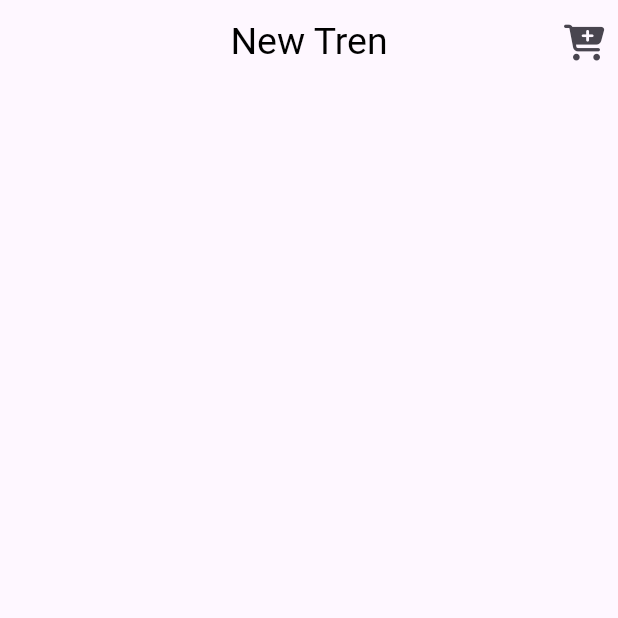
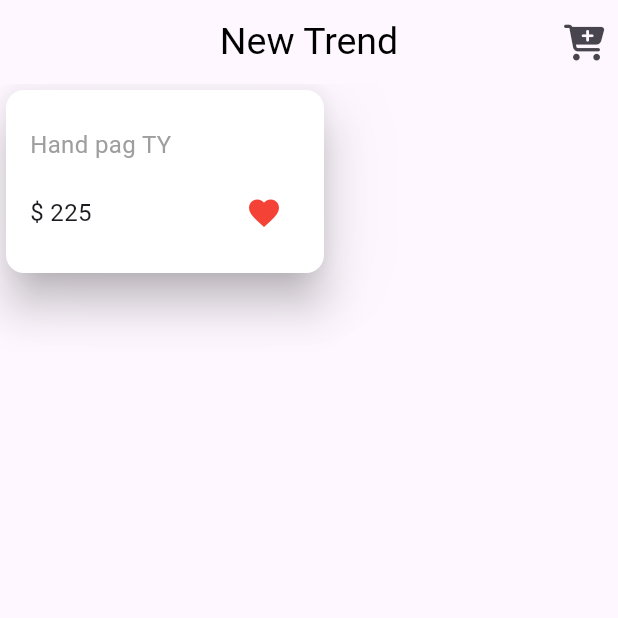
Before and after one commit to Mahmoud-Adel-Ali/Store-App, a Flutter app: the screen it shows after launch, on a phone screen of 412 x 824 dp, the top half of it. Run offline on Flutter 3.47's test engine with Material 3 defaults, Android fonts, the phone set to English and light mode, and no system bars; our stand-ins replace font_awesome_flutter.

Commit message:
product card

```diff
--- a/lib/screens/home_page.dart
+++ b/lib/screens/home_page.dart
@@ -1,4 +1,7 @@
+// ignore_for_file: prefer_const_constructors, prefer_const_literals_to_create_immutables
+
 import 'package:flutter/material.dart';
+import 'package:flutter/widgets.dart';
 import 'package:font_awesome_flutter/font_awesome_flutter.dart';
 
 class HomePage extends StatelessWidget {
@@ -11,7 +14,7 @@ class HomePage extends StatelessWidget {
           centerTitle: true,
           elevation: 0,
           title: const Text(
-            "New Tren",
+            "New Trend",
             style: TextStyle(
               color: Colors.black,
               fontSize: 25,
@@ -19,10 +22,65 @@ class HomePage extends StatelessWidget {
           ),
           actions: [
             IconButton(
-              icon:const Icon(FontAwesomeIcons.cartPlus),
+              icon: const Icon(FontAwesomeIcons.cartPlus),
               onPressed: () {},
             ),
           ]),
+      body: Column(
+        children: [
+          Container(
+            height: 130,
+            width: 220,
+            decoration: BoxDecoration(boxShadow: [
+              BoxShadow(
+                color: Colors.grey.withOpacity(0.1),
+                spreadRadius: 0,
+                blurRadius: 40,
+                offset: const Offset(10, 10), // changes position of shadow
+              ),
+            ]),
+            child: Card(
+              color: Colors.white.withOpacity(1),
+              elevation: 12,
+              child: Padding(
+                padding: const EdgeInsets.symmetric(horizontal: 16,vertical: 16),
+                child: Column(
+                  mainAxisAlignment: MainAxisAlignment.end,
+                  crossAxisAlignment: CrossAxisAlignment.start,
+                  children: [
+                    Text(
+                      "Hand pag TY",
+                      style: TextStyle(
+                        color: Colors.grey,
+                        fontSize: 16,
+                      ),
+                    ),
+                    SizedBox(height: 10),
+                    Row(
+                      mainAxisAlignment: MainAxisAlignment.spaceBetween,
+                      children: [
+                        Text(
+                          "\$ 225",
+                          style: TextStyle(
+                            fontSize: 16,
+                          ),
+                        ),
+                        IconButton(
+                          onPressed: () {},
+                          icon: const Icon(
+                            Icons.favorite,
+                            color: Colors.red,
+                          ),
+                        ),
+                      ],
+                    ),
+                  ],
+                ),
+              ),
+            ),
+          )
+        ],
+      ),
     );
   }
 }
```
